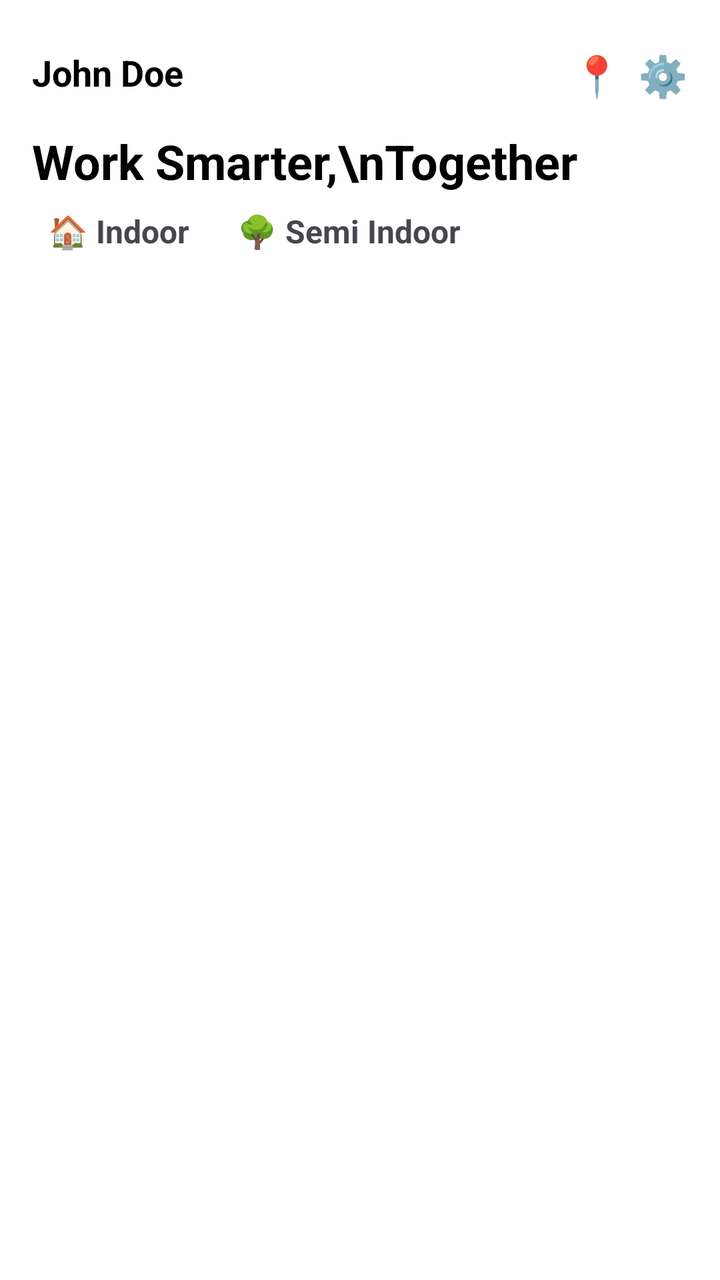
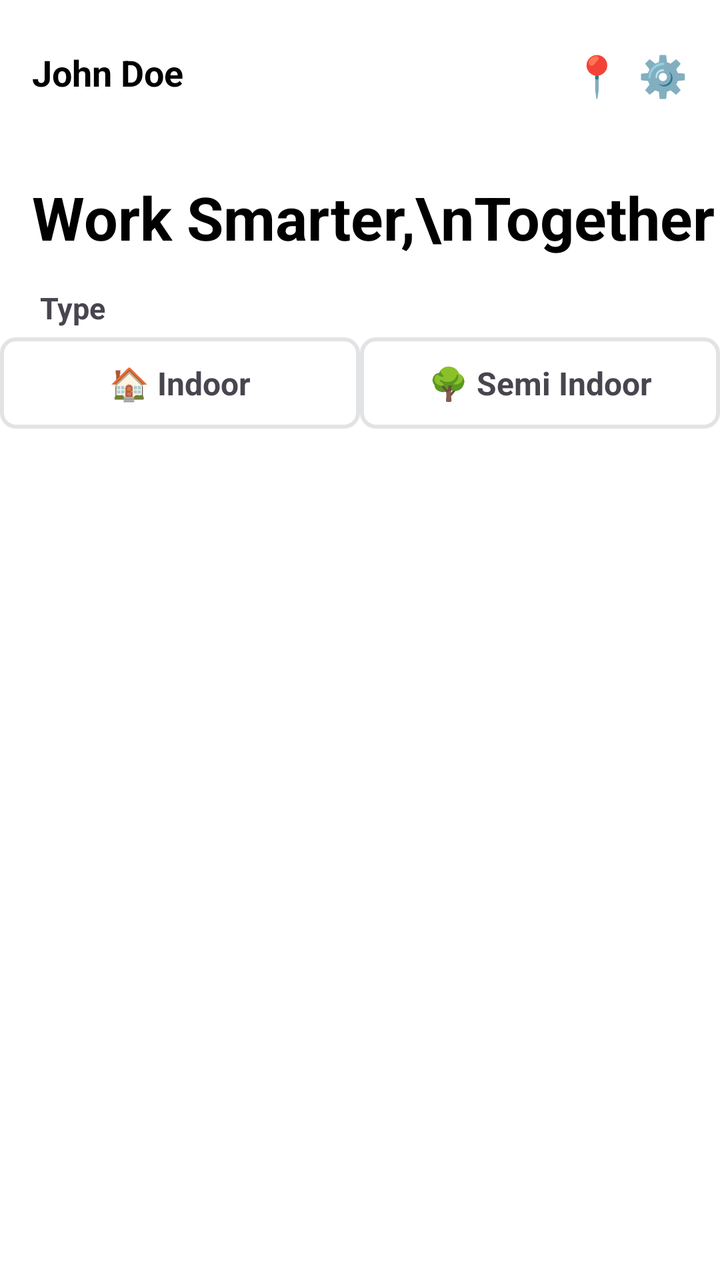

An Android layout rendered at two revisions. The XML below is the earlier revision; the diff shows what the commit changed to produce the second picture.
<!-- AndroidManifest.xml: application theme Theme.HubsyTesting -->
<!-- res/layout/activity_main.xml -->
<?xml version="1.0" encoding="utf-8"?>
<androidx.constraintlayout.widget.ConstraintLayout
    xmlns:android="http://schemas.android.com/apk/res/android"
    xmlns:app="http://schemas.android.com/apk/res-auto"
    xmlns:tools="http://schemas.android.com/tools"
    android:layout_width="match_parent"
    android:layout_height="match_parent"
    android:background="@color/white"
    tools:context=".MainActivity">

    
    <TextView
        android:id="@+id/userName"
        android:layout_width="wrap_content"
        android:layout_height="wrap_content"
        android:text="John Doe"
        android:textSize="18sp"
        android:textStyle="bold"
        android:textColor="@android:color/black"
        app:layout_constraintStart_toStartOf="parent"
        app:layout_constraintTop_toTopOf="parent"
        android:layout_marginStart="16dp"
        android:layout_marginTop="24dp"/>

    <TextView
        android:id="@+id/locationIcon"
        android:layout_width="wrap_content"
        android:layout_height="wrap_content"
        android:text="📍"
        android:textSize="20sp"
        app:layout_constraintTop_toTopOf="@id/userName"
        app:layout_constraintEnd_toStartOf="@id/menuIcon"
        android:layout_marginEnd="8dp"/>

    <TextView
        android:id="@+id/menuIcon"
        android:layout_width="wrap_content"
        android:layout_height="wrap_content"
        android:text="⚙️"
        android:textSize="20sp"
        app:layout_constraintTop_toTopOf="@id/userName"
        app:layout_constraintEnd_toEndOf="parent"
        android:layout_marginEnd="16dp"/>

    
    <TextView
        android:id="@+id/title"
        android:layout_width="wrap_content"
        android:layout_height="wrap_content"
        android:text="Work Smarter,\nTogether"
        android:textSize="24sp"
        android:textColor="@android:color/black"
        android:textStyle="bold"
        app:layout_constraintStart_toStartOf="parent"
        app:layout_constraintTop_toBottomOf="@id/userName"
        android:layout_marginStart="16dp"
        android:layout_marginTop="16dp"/>

    
    <LinearLayout
        android:id="@+id/filterContainer"
        android:layout_width="wrap_content"
        android:layout_height="wrap_content"
        android:orientation="horizontal"
        android:layout_marginStart="16dp"
        app:layout_constraintTop_toBottomOf="@id/title"
        app:layout_constraintStart_toStartOf="parent">

        <TextView
            android:id="@+id/btnIndoor"
            android:layout_width="wrap_content"
            android:layout_height="wrap_content"
            android:text="🏠 Indoor"
            android:textSize="16sp"
            android:textStyle="bold"
            android:padding="8dp"/>

        <TextView
            android:id="@+id/btnSemiIndoor"
            android:layout_width="wrap_content"
            android:layout_height="wrap_content"
            android:text="🌳 Semi Indoor"
            android:textSize="16sp"
            android:textStyle="bold"
            android:padding="8dp"
            android:layout_marginStart="8dp"/>
    </LinearLayout>

    
    <androidx.recyclerview.widget.RecyclerView
        android:id="@+id/recyclerView"
        android:layout_width="match_parent"
        android:layout_height="0dp"
        app:layout_constraintTop_toBottomOf="@id/filterContainer"
        app:layout_constraintBottom_toBottomOf="parent"
        app:layout_constraintStart_toStartOf="parent"
        app:layout_constraintEnd_toEndOf="parent"
        android:padding="8dp"
        android:clipToPadding="false"/>

</androidx.constraintlayout.widget.ConstraintLayout>
<!-- resources referenced by this layout -->
<resources>
  <color name="white">#FFFFFFFF</color>
  <style name="Theme.HubsyTesting" parent="Base.Theme.HubsyTesting" />
  <style name="Base.Theme.HubsyTesting" parent="Theme.Material3.DayNight.NoActionBar">
          
          
      </style>
</resources>

<!-- the commit's change to res/layout/activity_main.xml (unified diff, before → after) -->
@@ -48,42 +48,59 @@
         android:layout_width="wrap_content"
         android:layout_height="wrap_content"
         android:text="Work Smarter,\nTogether"
-        android:textSize="24sp"
+        android:textSize="30sp"
         android:textColor="@android:color/black"
         android:textStyle="bold"
         app:layout_constraintStart_toStartOf="parent"
         app:layout_constraintTop_toBottomOf="@id/userName"
         android:layout_marginStart="16dp"
-        android:layout_marginTop="16dp"/>
+        android:layout_marginTop="40dp"/>
 
-    
+    <TextView
+        android:layout_width="wrap_content"
+        android:layout_height="wrap_content"
+        android:text="Type"
+        app:layout_constraintTop_toBottomOf="@id/title"
+        app:layout_constraintBottom_toTopOf="@id/filterContainer"
+        android:layout_marginTop="10dp"
+        android:textSize="15dp"
+        android:padding="20dp"
+        android:textStyle="bold"/>
+
     <LinearLayout
         android:id="@+id/filterContainer"
-        android:layout_width="wrap_content"
+        android:layout_width="match_parent"
         android:layout_height="wrap_content"
         android:orientation="horizontal"
-        android:layout_marginStart="16dp"
+        android:gravity="center"
+        android:layout_marginTop="40dp"
         app:layout_constraintTop_toBottomOf="@id/title"
-        app:layout_constraintStart_toStartOf="parent">
+        app:layout_constraintStart_toStartOf="parent"
+        app:layout_constraintEnd_toEndOf="parent">
 
         <TextView
             android:id="@+id/btnIndoor"
-            android:layout_width="wrap_content"
+            android:layout_width="0dp"
             android:layout_height="wrap_content"
+            android:layout_weight="1"
+            android:gravity="center"
             android:text="🏠 Indoor"
             android:textSize="16sp"
             android:textStyle="bold"
-            android:padding="8dp"/>
+            android:padding="12dp"
+            android:background="@drawable/border_textview"/>
 
         <TextView
             android:id="@+id/btnSemiIndoor"
-            android:layout_width="wrap_content"
+            android:layout_width="0dp"
             android:layout_height="wrap_content"
+            android:layout_weight="1"
+            android:gravity="center"
             android:text="🌳 Semi Indoor"
             android:textSize="16sp"
             android:textStyle="bold"
-            android:padding="8dp"
-            android:layout_marginStart="8dp"/>
+            android:padding="12dp"
+            android:background="@drawable/border_textview"/>
     </LinearLayout>
 
     
@@ -91,7 +108,7 @@
         android:id="@+id/recyclerView"
         android:layout_width="match_parent"
         android:layout_height="0dp"
-        app:layout_constraintTop_toBottomOf="@id/filterContainer"
+        app:layout_constraintTop_toBottomOf="@+id/filterContainer"
         app:layout_constraintBottom_toBottomOf="parent"
         app:layout_constraintStart_toStartOf="parent"
         app:layout_constraintEnd_toEndOf="parent"
<!-- resource entries referenced after the edit -->
@@ -1,6 +1,16 @@
 <!-- resources referenced by this layout -->
 <resources>
   <color name="white">#FFFFFFFF</color>
+  <!-- drawable border_textview (drawable) -->
+  <?xml version="1.0" encoding="utf-8"?>
+  <shape xmlns:android="http://schemas.android.com/apk/res/android"
+      android:shape="rectangle">
+  
+      <solid android:color="@android:color/transparent"/> 
+      <stroke android:width="2dp" android:color="@color/material_dynamic_neutral90"/> 
+      <corners android:radius="7dp"/> 
+      <padding android:left="4dp" android:top="4dp" android:right="4dp" android:bottom="4dp"/>
+  </shape>
   <style name="Theme.HubsyTesting" parent="Base.Theme.HubsyTesting" />
   <style name="Base.Theme.HubsyTesting" parent="Theme.Material3.DayNight.NoActionBar">
           
